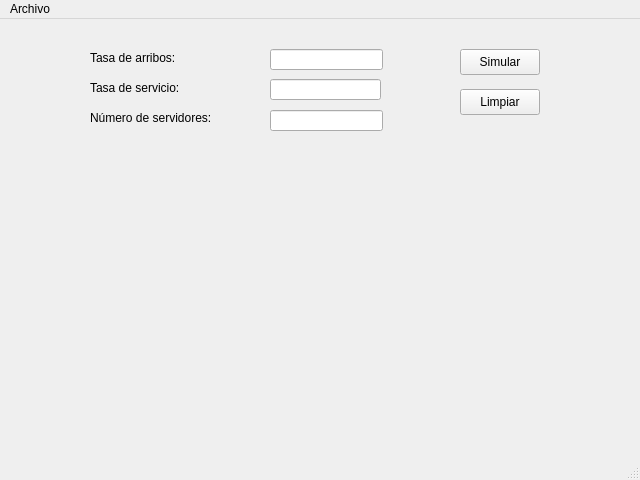
This is gui/app.ui in juanig98/simuladorColas as Qt 5 draws it before an edit. The edited form follows.
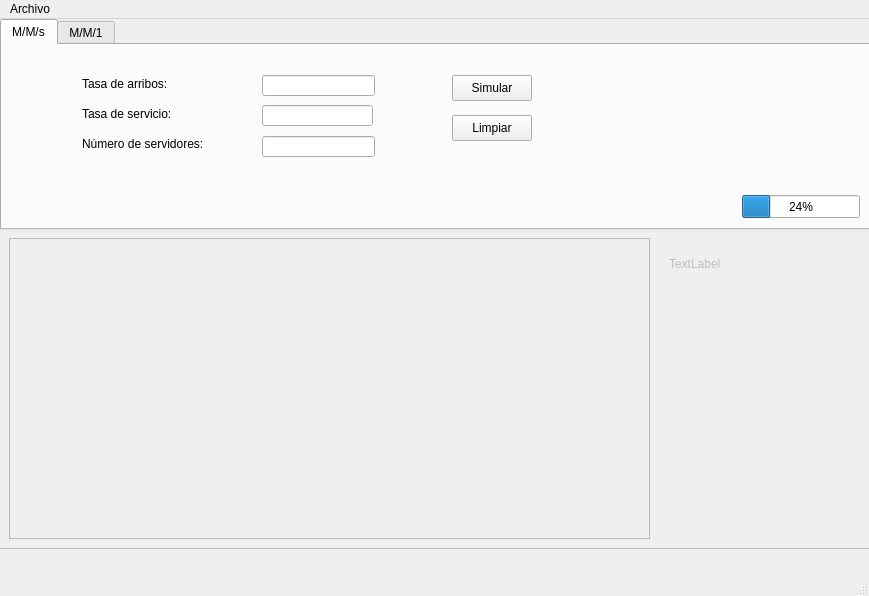
This is the edited form.

Commit message: results found

```diff
--- a/gui/app.ui
+++ b/gui/app.ui
@@ -6,31 +6,80 @@
    <rect>
     <x>0</x>
     <y>0</y>
-    <width>640</width>
-    <height>480</height>
+    <width>869</width>
+    <height>596</height>
    </rect>
   </property>
   <property name="windowTitle">
    <string>Simulador de colas</string>
   </property>
   <widget class="QWidget" name="centralwidget">
-   <widget class="QLabel" name="label_arrival_rate">
+   <widget class="QTabWidget" name="tabWidget">
     <property name="geometry">
      <rect>
-      <x>90</x>
+      <x>0</x>
+      <y>0</y>
+      <width>871</width>
+      <height>211</height>
+     </rect>
+    </property>
+    <property name="currentIndex">
+     <number>0</number>
+    </property>
+    <widget class="QWidget" name="tab_mms">
+     <attribute name="title">
+      <string>M/M/s</string>
+     </attribute>
+     <widget class="QLineEdit" name="lineEdit_arrival_rate">
+      <property name="geometry">
+       <rect>
+        <x>260</x>
       <y>30</y>
+        <width>113</width>
+        <height>21</height>
+       </rect>
+      </property>
+     </widget>
+     <widget class="QLineEdit" name="lineEdit_num_servers">
+      <property name="geometry">
+       <rect>
+        <x>260</x>
+        <y>91</y>
+        <width>113</width>
+        <height>21</height>
+       </rect>
+      </property>
+     </widget>
+     <widget class="QPushButton" name="btn_simulate">
+      <property name="geometry">
+       <rect>
+        <x>450</x>
+        <y>30</y>
+        <width>80</width>
+        <height>26</height>
+       </rect>
+      </property>
+      <property name="text">
+       <string>Simular</string>
+      </property>
+     </widget>
+     <widget class="QLabel" name="label_service_rate">
+      <property name="geometry">
+       <rect>
+        <x>80</x>
+        <y>60</y>
       <width>141</width>
       <height>18</height>
      </rect>
     </property>
     <property name="text">
-     <string>Tasa de arribos:</string>
+       <string>Tasa de servicio:</string>
     </property>
    </widget>
    <widget class="QPushButton" name="btn_clear">
     <property name="geometry">
      <rect>
-      <x>460</x>
+        <x>450</x>
       <y>70</y>
       <width>80</width>
       <height>26</height>
@@ -43,40 +92,17 @@
    <widget class="QLineEdit" name="lineEdit_service_rate">
     <property name="geometry">
      <rect>
-      <x>270</x>
+        <x>260</x>
       <y>60</y>
       <width>111</width>
       <height>21</height>
      </rect>
     </property>
    </widget>
-   <widget class="QLineEdit" name="lineEdit_num_servers">
-    <property name="geometry">
-     <rect>
-      <x>270</x>
-      <y>91</y>
-      <width>113</width>
-      <height>21</height>
-     </rect>
-    </property>
-   </widget>
-   <widget class="QPushButton" name="btn_simulate">
-    <property name="geometry">
-     <rect>
-      <x>460</x>
-      <y>30</y>
-      <width>80</width>
-      <height>26</height>
-     </rect>
-    </property>
-    <property name="text">
-     <string>Simular</string>
-    </property>
-   </widget>
    <widget class="QLabel" name="label_num_servers">
     <property name="geometry">
      <rect>
-      <x>90</x>
+        <x>80</x>
       <y>90</y>
       <width>141</width>
       <height>18</height>
@@ -86,39 +112,97 @@
      <string>Número de servidores:</string>
     </property>
    </widget>
-   <widget class="QLabel" name="label_service_rate">
+     <widget class="QLabel" name="label_arrival_rate">
     <property name="geometry">
      <rect>
-      <x>90</x>
-      <y>60</y>
+        <x>80</x>
+        <y>30</y>
       <width>141</width>
       <height>18</height>
      </rect>
     </property>
     <property name="text">
-     <string>Tasa de servicio:</string>
-    </property>
-   </widget>
-   <widget class="QLineEdit" name="lineEdit_arrival_rate">
+       <string>Tasa de arribos:</string>
+      </property>
+     </widget>
+     <widget class="QProgressBar" name="progressBar_mms">
     <property name="geometry">
      <rect>
-      <x>270</x>
-      <y>30</y>
-      <width>113</width>
-      <height>21</height>
-     </rect>
-    </property>
-   </widget>
-  </widget>
-  <widget class="QMenuBar" name="menubar">
-   <property name="geometry">
-    <rect>
-     <x>0</x>
-     <y>0</y>
-     <width>640</width>
+        <x>740</x>
+        <y>150</y>
+        <width>118</width>
      <height>23</height>
     </rect>
    </property>
+      <property name="value">
+       <number>24</number>
+      </property>
+     </widget>
+    </widget>
+    <widget class="QWidget" name="tab_mm1">
+     <attribute name="title">
+      <string>M/M/1</string>
+     </attribute>
+    </widget>
+   </widget>
+   <widget class="QFrame" name="frame_results_mms">
+    <property name="enabled">
+     <bool>false</bool>
+    </property>
+    <property name="geometry">
+     <rect>
+      <x>-1</x>
+      <y>209</y>
+      <width>871</width>
+      <height>321</height>
+     </rect>
+    </property>
+    <property name="frameShape">
+     <enum>QFrame::StyledPanel</enum>
+    </property>
+    <property name="frameShadow">
+     <enum>QFrame::Raised</enum>
+    </property>
+    <widget class="QListWidget" name="list_results_mms">
+     <property name="geometry">
+      <rect>
+       <x>10</x>
+       <y>10</y>
+       <width>641</width>
+       <height>301</height>
+      </rect>
+     </property>
+     <property name="styleSheet">
+      <string notr="true">font-size: 20px;</string>
+     </property>
+     <property name="itemAlignment">
+      <set>Qt::AlignLeading</set>
+     </property>
+    </widget>
+    <widget class="QLabel" name="label">
+     <property name="geometry">
+      <rect>
+       <x>670</x>
+       <y>20</y>
+       <width>191</width>
+       <height>31</height>
+      </rect>
+     </property>
+     <property name="text">
+      <string>TextLabel</string>
+     </property>
+    </widget>
+   </widget>
+  </widget>
+  <widget class="QMenuBar" name="menubar">
+   <property name="geometry">
+    <rect>
+     <x>0</x>
+     <y>0</y>
+     <width>869</width>
+     <height>30</height>
+    </rect>
+   </property>
    <widget class="QMenu" name="btnMenu_archivo">
     <property name="title">
      <string>Archivo</string>
```
Left out of the diff: 20 changed lines with no effect on the pictures. Lines whose indentation alone changed are shown as unchanged. The commit also changes 5 other files.
